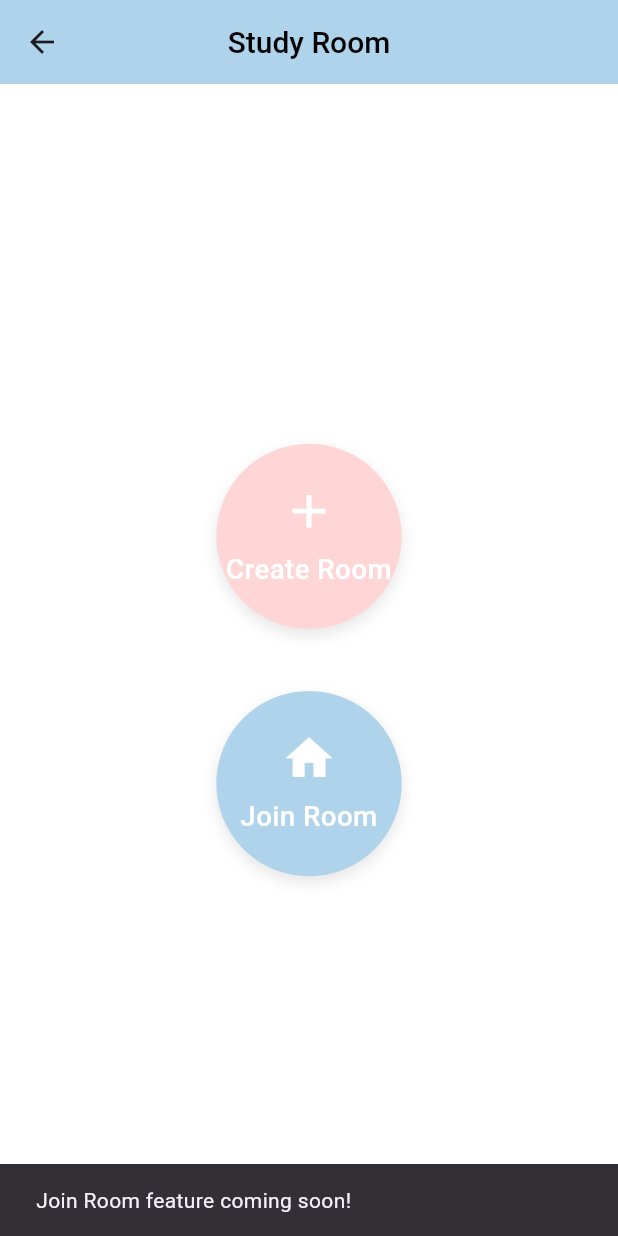
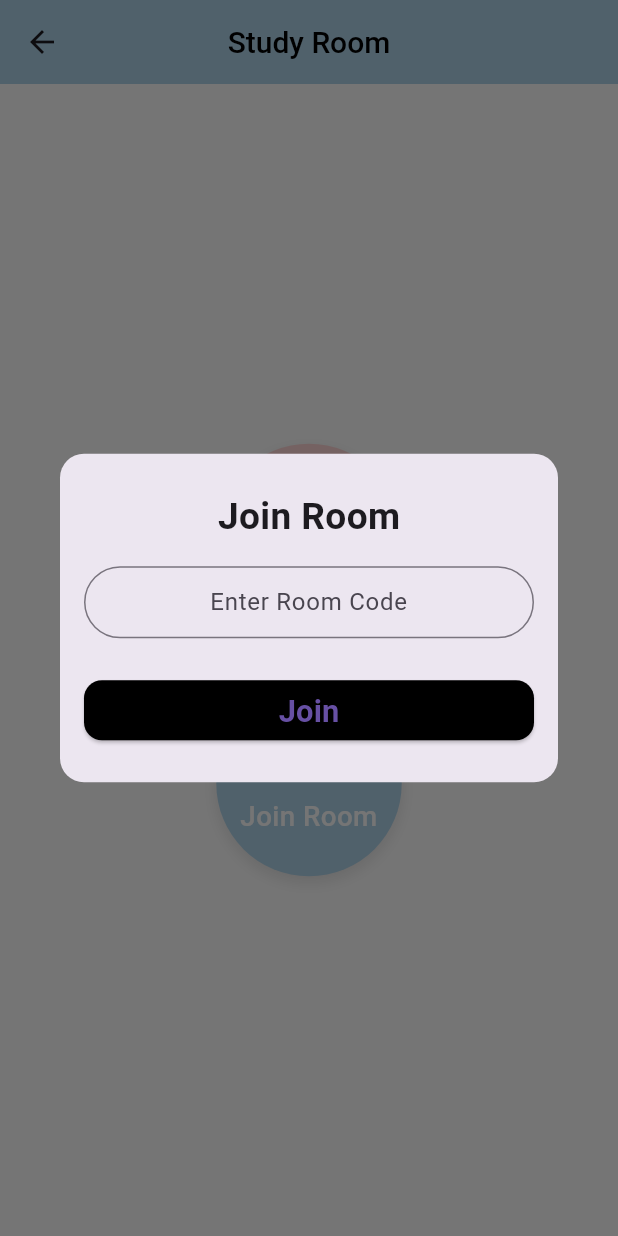
Before and after one commit to GarlicToT/Bye-Distract, a Flutter app: the StudyRoomPage screen opened directly with empty values, after a tap on "Join Room", on a phone screen of 412 x 824 dp. Run offline on Flutter 3.47's test engine with Material 3 defaults, Android fonts, the phone set to English and light mode, and no system bars; our stand-ins replace fl_chart, shared_preferences; accounts and stored records are empty.

Commit message:
宿舍IP版
宿舍IP版

```diff
--- a/lib/config/api_config.dart
+++ b/lib/config/api_config.dart
@@ -1,6 +1,6 @@
 class ApiConfig {
-  static const String baseUrl = 'http://10.253.52.107:8001';
-  // static const String baseUrl = 'http://10.252.88.78:8001';
+  static const String baseUrl = 'http://10.252.88.78:8001';
+  // static const String baseUrl = 'http://10.253.52.107:8001';
 
 
   // 用户相关
--- a/lib/pages/study_room_page.dart
+++ b/lib/pages/study_room_page.dart
@@ -187,10 +187,7 @@ class _StudyRoomPageState extends State<StudyRoomPage> {
                           SizedBox(height: spacing),
                           GestureDetector(
                             onTap: () {
-                              // TODO: 实现加入房间的功能
-                              ScaffoldMessenger.of(context).showSnackBar(
-                                SnackBar(content: Text('Join Room feature coming soon!')),
-                              );
+                              _showJoinRoomDialog();
                             },
                             child: _buildCircularButton(
                               icon: Icons.home,
@@ -256,6 +253,68 @@ class _StudyRoomPageState extends State<StudyRoomPage> {
     );
   }
 
+  // 加入房间弹窗方法
+  void _showJoinRoomDialog() {
+    final TextEditingController _roomCodeController = TextEditingController();
+    showDialog(
+      context: context,
+      builder: (context) {
+        final screenSize = MediaQuery.of(context).size;
+        return Dialog(
+          shape: RoundedRectangleBorder(borderRadius: BorderRadius.circular(16)),
+          child: Padding(
+            padding: EdgeInsets.symmetric(vertical: 24, horizontal: 16),
+            child: Column(
+              mainAxisSize: MainAxisSize.min,
+              children: [
+                Text(
+                  'Join Room',
+                  style: TextStyle(
+                    fontWeight: FontWeight.bold,
+                    fontSize: screenSize.width * 0.06,
+                  ),
+                ),
+                SizedBox(height: 16),
+                TextField(
+                  controller: _roomCodeController,
+                  decoration: InputDecoration(
+                    hintText: 'Enter Room Code',
+                    border: OutlineInputBorder(
+                      borderRadius: BorderRadius.circular(24),
+                    ),
+                    contentPadding: EdgeInsets.symmetric(horizontal: 16, vertical: 12),
+                  ),
+                  textAlign: TextAlign.center,
+                ),
+                SizedBox(height: 24),
+                ElevatedButton(
+                  onPressed: () {
+                    // 这里以后写加入房间的逻辑
+                    Navigator.of(context).pop();
+                  },
+                  style: ElevatedButton.styleFrom(
+                    backgroundColor: Colors.black,
+                    shape: RoundedRectangleBorder(
+                      borderRadius: BorderRadius.circular(12),
+                    ),
+                    minimumSize: Size(double.infinity, 40),
+                  ),
+                  child: Text(
+                    'Join',
+                    style: TextStyle(
+                      fontWeight: FontWeight.bold,
+                      fontSize: screenSize.width * 0.05,
+                    ),
+                  ),
+                ),
+              ],
+            ),
+          ),
+        );
+      },
+    );
+  }
+
   final TextStyle _appBarTitleStyle = TextStyle(
     color: Colors.black,
     fontSize: 20,
```
